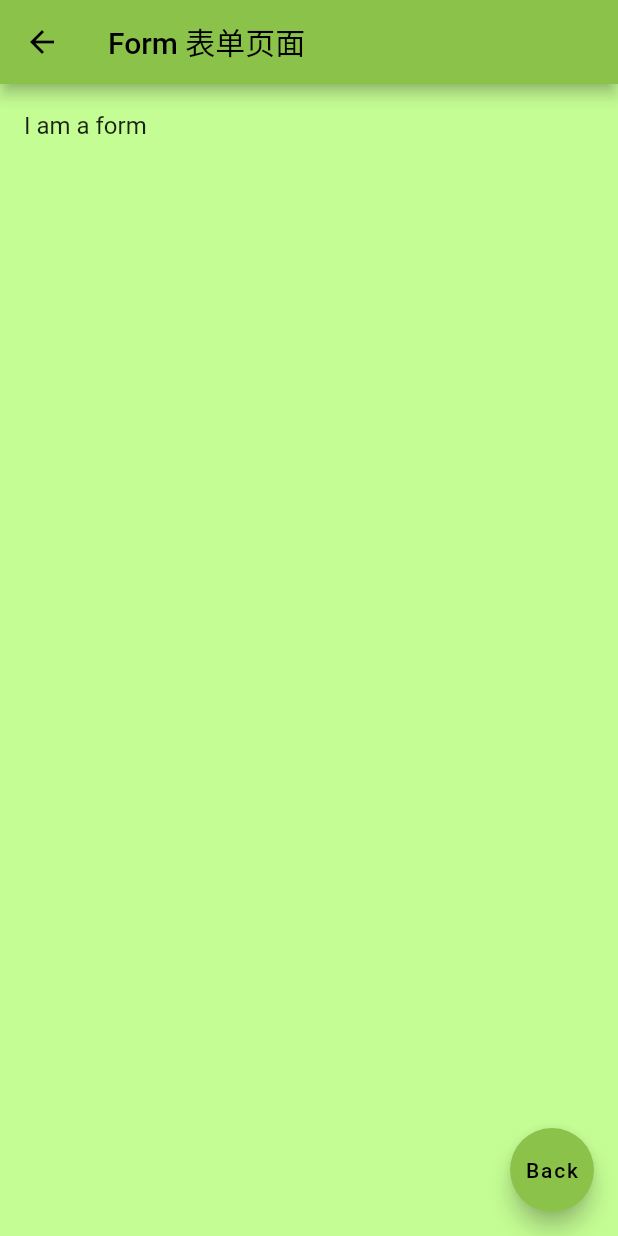
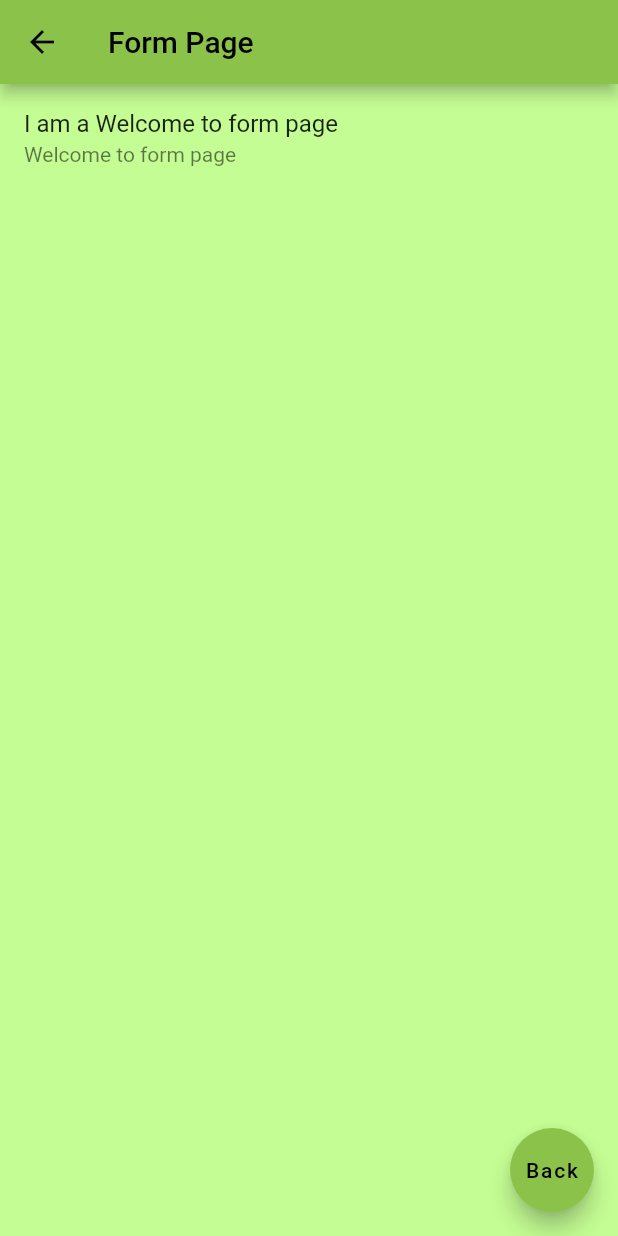
Before and after one commit to zhouqingwu/flutter_learn, a Flutter app: the screen it shows after launch, item 3 of the bottom bar chosen, after a tap on "Form", on a phone screen of 412 x 824 dp. Run offline on Flutter 3.47's test engine with Material 2 defaults, Android fonts, the phone set to English and light mode, and no system bars; generated files the repository leaves out were written again.

Commit message:
route with parameters
Navigator.pushNamed(
              context,
              FormPage.routeName,
              arguments: ScreenArguments(
                'Form Page',
                'Welcome to form page',
              ),
            ),

final args = ModalRoute.of(context)!.settings.arguments as ScreenArguments;

final routes = {
  FormPage.routeName: (context) => const FormPage(),
  '/profile': (context) => const ProfilePage(),
};

```diff
--- a/lib/res/list_data.dart
+++ b/lib/res/list_data.dart
@@ -42,3 +42,13 @@ final ButtonStyle raisedButtonStyle = ElevatedButton.styleFrom(
     borderRadius: BorderRadius.all(Radius.circular(2)),
   ),
 );
+
+// You can pass any object to the arguments parameter.
+// In this example, create a class that contains both
+// a customizable title and message.
+class ScreenArguments {
+  final String title;
+  final String message;
+
+  ScreenArguments(this.title, this.message);
+}
--- a/lib/src/pages/form.dart
+++ b/lib/src/pages/form.dart
@@ -1,14 +1,20 @@
 import 'package:flutter/material.dart';
+import '../../res/list_data.dart';
 
 class FormPage extends StatelessWidget {
-  String title;
-  FormPage({Key? key, this.title = "form"}) : super(key: key);
+  const FormPage({Key? key}) : super(key: key);
+
+  static const routeName = '/form';
 
   @override
   Widget build(BuildContext context) {
+    // Extract the arguments from the current ModalRoute
+    // settings and cast them as ScreenArguments.
+    final args = ModalRoute.of(context)!.settings.arguments as ScreenArguments;
+
     return Scaffold(
       appBar: AppBar(
-        title: const Text('Form 表单页面'),
+        title: Text(args.title),
       ),
       floatingActionButton: FloatingActionButton(
         child: const Text('Back'),
@@ -17,7 +23,8 @@ class FormPage extends StatelessWidget {
       body: ListView(
         children: [
           ListTile(
-            title: Text('I am a $title'),
+            title: Text('I am a ${args.message}'),
+            subtitle: Text(args.message),
           ),
         ],
       ),
--- a/lib/src/pages/routes.dart
+++ b/lib/src/pages/routes.dart
@@ -2,6 +2,6 @@ import 'form.dart';
 import 'profile.dart';
 
 final routes = {
-  '/form': (context) => FormPage(),
+  FormPage.routeName: (context) => const FormPage(),
   '/profile': (context) => const ProfilePage(),
 };
--- a/lib/src/pages/tabs/settings.dart
+++ b/lib/src/pages/tabs/settings.dart
@@ -1,4 +1,6 @@
 import 'package:flutter/material.dart';
+import 'package:learn/res/list_data.dart';
+import 'package:learn/src/pages/form.dart';
 
 class SettingsPage extends StatefulWidget {
   const SettingsPage({Key? key}) : super(key: key);
@@ -18,7 +20,14 @@ class _SettingsPageState extends State<SettingsPage> {
       child: Column(
         children: [
           ElevatedButton(
-            onPressed: () => Navigator.pushNamed(context, '/form'),
+            onPressed: () => Navigator.pushNamed(
+              context,
+              FormPage.routeName,
+              arguments: ScreenArguments(
+                'Form Page',
+                'Welcome to form page',
+              ),
+            ),
             child: const Text('Form'),
           )
         ],
```
